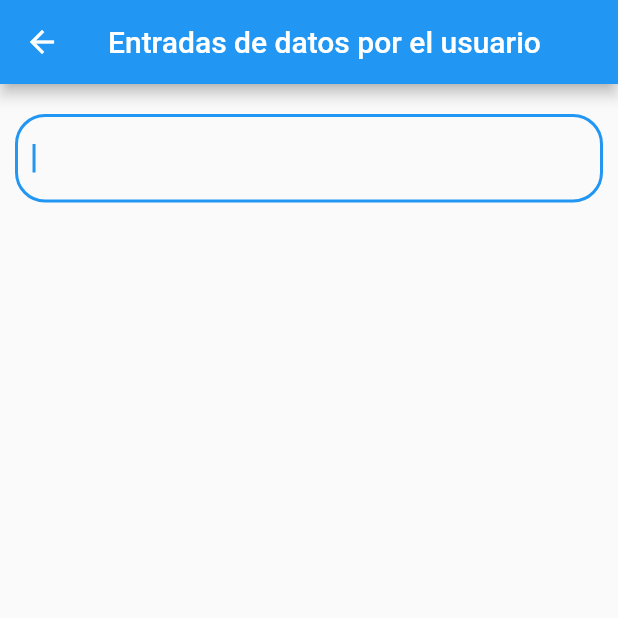
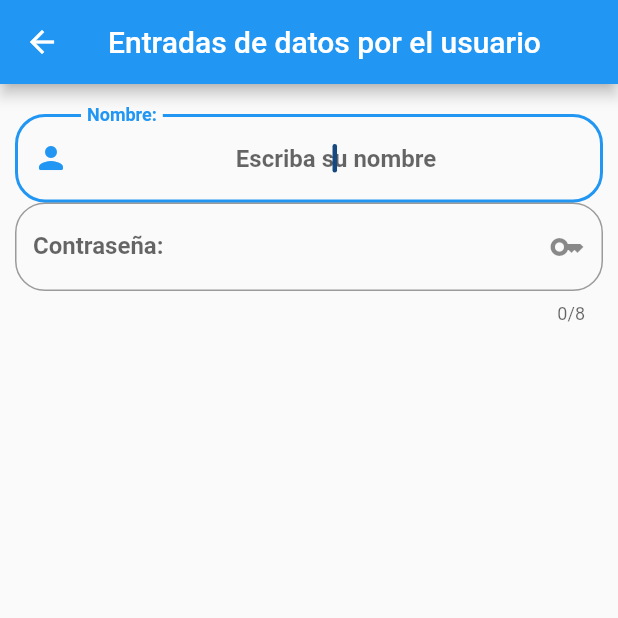
Before and after one commit to MariaSRomero/Componentes, a Flutter app: the InputsScreens screen opened by its route, on a phone screen of 412 x 824 dp, the top half of it. Run offline on Flutter 3.47's test engine with Material 2 defaults, Android fonts, the phone set to English and light mode, and no system bars.

Commit message:
modificar campo usuario y contraseña

```diff
--- a/lib/UI/srccens/inputs_screens.dart
+++ b/lib/UI/srccens/inputs_screens.dart
@@ -1,3 +1,5 @@
+import 'dart:math';
+
 import 'package:flutter/material.dart';
 
 class InputsScreens extends StatefulWidget {
@@ -20,20 +22,71 @@ class _InputsScreensState extends State<InputsScreens> {
         horizontal: 10.0,
         vertical: 20.0),
         children: [
-          _crearEntrada()
+          _crearEntradaNombre(),
+          _crearEntradaPassword()
         ],
       ),
     );
   }
 
-  Widget _crearEntrada(){
+  Widget _crearEntradaNombre(){
     return TextField(
       autofocus: true,
-      textCapitalization: TextCapitalization.words,
+      textAlign: TextAlign.center,
+      textCapitalization: TextCapitalization.sentences,
+      style: const TextStyle(
+        color: Color.fromARGB(255, 23, 98, 238),
+        fontWeight: FontWeight.bold,
+      ) ,
+      cursorColor: const Color.fromARGB(255, 22, 72, 129),
+      cursorRadius: const Radius.circular(16.0),
+      cursorWidth: 3.0,
+      //maxLength: 4,
+      maxLines: null,
       decoration: InputDecoration(
         border: OutlineInputBorder(
           borderRadius:BorderRadius.circular(20.0)),
-      ),
+          hintText: "Escriba su nombre",
+          labelText: "Nombre:",
+          //helperText: "Nombre",
+          //Al ocupar el prefixIcon, el iconColor queda sin función
+          prefixIcon: const Icon(Icons.person_rounded),
+          //iconColor solo aplica para para la propiedad icon
+          //iconColor: const Color.fromARGB(255, 40, 183, 255),
+          // prefix: const CircularProgressIndicator(),
+          ),
+      onChanged: (valor){
+        _userName = valor;
+        print(_userName);
+      },
+    );
+  }
+
+  Widget _crearEntradaPassword(){
+    return TextField(
+      autofocus: true,
+      textAlign: TextAlign.center,
+      textCapitalization: TextCapitalization.sentences,
+      style: const TextStyle(
+        color: Color.fromARGB(255, 23, 98, 238),
+        fontWeight: FontWeight.bold,
+      ) ,
+      cursorColor: const Color.fromARGB(255, 22, 72, 129),
+      cursorRadius: const Radius.circular(16.0),
+      cursorWidth: 3.0,
+      maxLength: 8,
+      obscureText: true,
+      keyboardType: TextInputType.number,
+      decoration: InputDecoration(
+        border: OutlineInputBorder(
+          borderRadius:BorderRadius.circular(20.0)),
+          hintText: "Escriba su contraseña",
+          labelText: "Contraseña:",
+          suffixIcon: const Icon(Icons.key),
+          //iconColor solo aplica para para la propiedad icon
+          //iconColor: const Color.fromARGB(255, 40, 183, 255),
+          // prefix: const CircularProgressIndicator(),
+          ),
       onChanged: (valor){
         _userName = valor;
         print(_userName);
```
